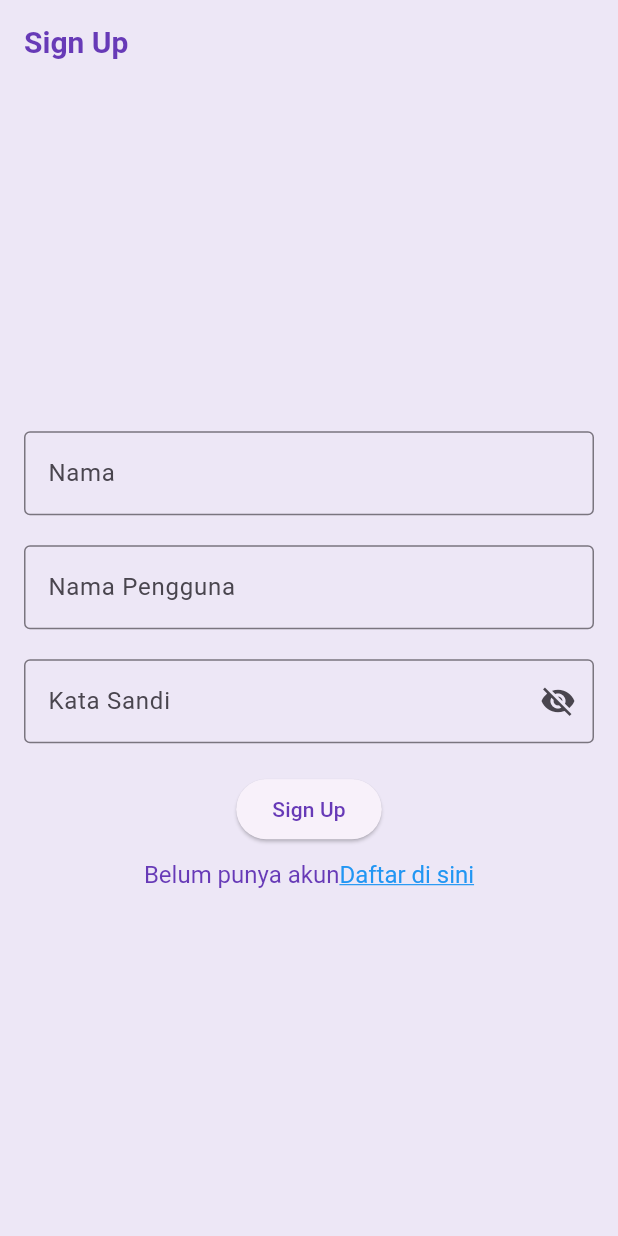
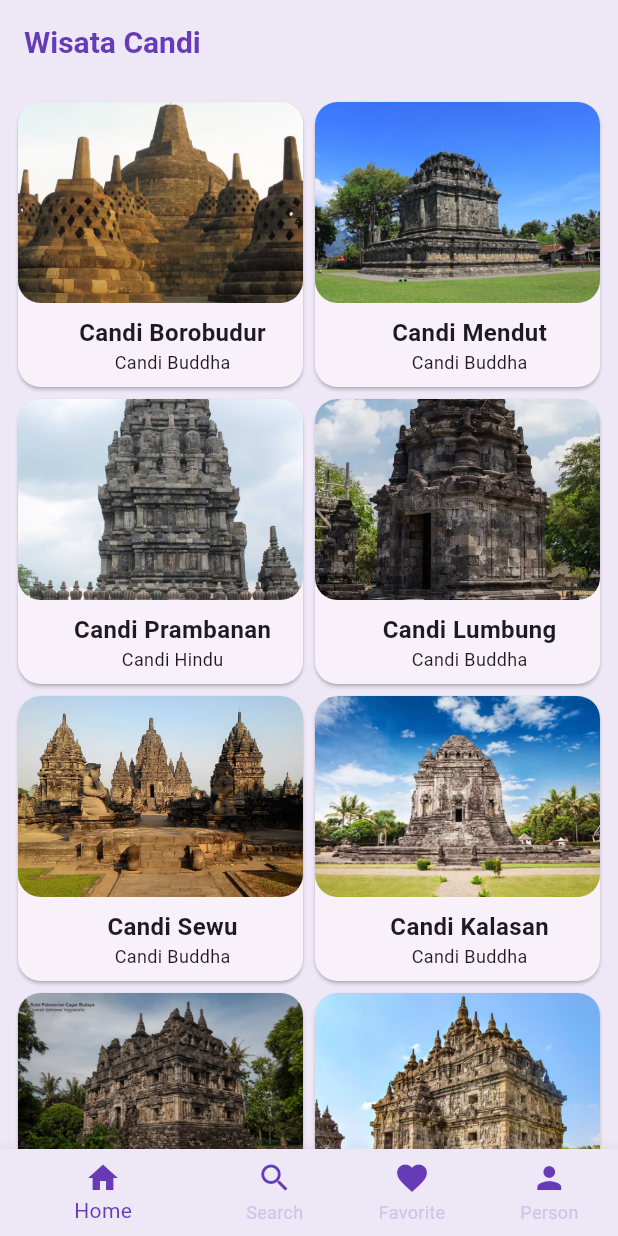
Before and after one commit to mich01s/wisata_candi_michael_sanjaya_budi_sugito, a Flutter app: the screen it shows after launch, on a phone screen of 412 x 824 dp. Run offline on Flutter 3.47's test engine with Material 3 defaults, Android fonts, the phone set to English and light mode, and no system bars.

Commit message:
Kamis 19

```diff
--- a/lib/main.dart
+++ b/lib/main.dart
@@ -3,7 +3,10 @@ import 'package:wisata_candi/screens/SignInScreen.dart';
 import 'package:wisata_candi/data/candi_data.dart';
 import 'package:wisata_candi/screens/SignUpScreen.dart';
 import 'package:wisata_candi/screens/detail_screen.dart';
+import 'package:wisata_candi/screens/favorite_screen.dart';
+import 'package:wisata_candi/screens/home_screen.dart';
 import 'package:wisata_candi/screens/profil_screen.dart';
+import 'package:wisata_candi/screens/search_screen.dart';
 
 void main() {
   runApp(const MainApp());
@@ -33,7 +36,78 @@ class MainApp extends StatelessWidget {
       // home: DetailScreen(candi: candiList[0],),
       // home: ProfileScreen(),
       // home: SignInScreen()
-      home: SignUpScreen()
+      // home: SignUpScreen()
+      // home: SearchScreen()
+      // home: const HomeScreen(),
+      home: MainScreen(),
+      initialRoute: '/',
+      routes: {
+        '/homescreen': (context) => const HomeScreen(),
+        '/signin':(context) => const SignInScreen(),
+        '/signup':(context) => const SignUpScreen()
+      },
     );
   }
 }
+
+
+class MainScreen extends StatefulWidget {
+  const new({super.key});
+
+  @override
+  State<MainScreen> createState() => _MainScreenState();
+}
+
+class _MainScreenState extends State<MainScreen> {
+  // TODO: 1. Deklarasikan variabel
+  int _currentIndex = 0;
+  final List<Widget> _children = [
+    HomeScreen(),
+    SearchScreen(),
+    FavoriteScreen(),
+    ProfileScreen()
+  ];
+  @override
+  Widget build(BuildContext context) {
+    return Scaffold(
+      // TODO: 2. Buat Properti body berupa widget yang ditampilkan
+      body: _children[_currentIndex],
+      // TODO: 3. Buat properti bottomNavigationBar dengan nilai Theme
+      bottomNavigationBar: Theme(
+        data: Theme.of(context).copyWith(canvasColor: Colors.deepPurple[50],),
+
+        child: BottomNavigationBar(
+          currentIndex: _currentIndex,
+          onTap: (index){
+            setState(() {
+              _currentIndex = index;
+            });
+          },
+          items: const [
+            BottomNavigationBarItem(
+              icon: Icon(Icons.home, color: Colors.deepPurple),
+              label: 'Home'
+
+            ),
+            BottomNavigationBarItem(
+              icon: Icon(Icons.search, color: Colors.deepPurple),
+              label: 'Search'
+            ),
+            BottomNavigationBarItem(
+              icon: Icon(Icons.favorite, color: Colors.deepPurple),
+              label: 'Favorite'
+            ),
+            BottomNavigationBarItem(
+              icon: Icon(Icons.person, color: Colors.deepPurple),
+              label: 'Person'
+            ),
+          ],
+          selectedItemColor: Colors.deepPurple,
+          unselectedItemColor: Colors.deepPurple[100],
+          showUnselectedLabels: true,
+        )
+      ),
+      // TODO: 4. Buat data dan child dari Theme
+    );
+  }
+}
--- a/lib/screens/detail_screen.dart
+++ b/lib/screens/detail_screen.dart
@@ -36,7 +36,9 @@ class DetailScreen extends StatelessWidget {
                       shape: BoxShape.circle,
                     ),
                     child: IconButton(
-                      onPressed: (){},
+                      onPressed: (){
+                        Navigator.pop(context);
+                      },
                       icon: const Icon(
                         Icons.arrow_back
                       )
--- /dev/null
+++ b/lib/screens/home_screen.dart
@@ -0,0 +1,35 @@
+import 'package:flutter/material.dart';
+import 'package:wisata_candi/data/candi_data.dart';
+import 'package:wisata_candi/models/candi.dart';
+import 'package:wisata_candi/widgets/item_card.dart';
+
+class HomeScreen extends StatefulWidget {
+  const new({super.key});
+
+  @override
+  State<HomeScreen> createState() => _HomeScreenState();
+}
+
+class _HomeScreenState extends State<HomeScreen> {
+
+  @override
+  Widget build(BuildContext context) {
+    return Scaffold(
+      // TODO: 1. Buat appbar dengan judul Wisata Candi
+      appBar: AppBar(
+        title: Text("Wisata Candi"),
+      ),
+      // TODO: 2. Buat body dengan GridView.builder
+      body: GridView.builder(
+        gridDelegate: SliverGridDelegateWithFixedCrossAxisCount(crossAxisCount: 2),
+        padding: EdgeInsets.all(8.0),
+        itemCount: candiList.length,
+        itemBuilder: (context,index){
+          Candi candi = candiList[index];
+          return ItemCard(candi: candi);
+        }
+      ),
+      // TODO: 3. Buat ItemCard sebagai return value dari GridView.builder
+    );
+  }
+}
--- /dev/null
+++ b/lib/widgets/item_card.dart
@@ -0,0 +1,66 @@
+import 'package:flutter/material.dart';
+import 'package:wisata_candi/models/candi.dart';
+import 'package:wisata_candi/screens/detail_screen.dart';
+
+class ItemCard extends StatelessWidget {
+  // TODO: 1. Deklarasikan variabel yang dibutuhkan dan pasang pada konstruktor
+  final Candi candi;
+  const ItemCard({super.key, required this.candi});
+
+  @override
+  Widget build(BuildContext context) {
+    // TODO: 6. Implementasi routing ke DetailScreen
+
+    return InkWell(
+      onTap:() {
+        Navigator.push(
+          context,
+          MaterialPageRoute(
+            builder: (context)=>DetailScreen(candi: candi)));
+      } ,
+      child: Card(
+        // TODO: 2. Tetapkan parameter shape, margin, dan elecation dari Cari
+        shape: RoundedRectangleBorder(borderRadius: BorderRadius.circular(15)),
+        margin: EdgeInsets.all(4),
+        elevation: 1,
+        child: Column(
+          children: [
+            // TODO: 3. Buat Image sebagai anak dari Column
+            Expanded(
+              // TODO: 7. Implementasi Hero animation
+
+              child: ClipRRect(
+                borderRadius: BorderRadius.circular(15),
+                child: Image.asset(
+                  candi.imageAsset,
+                  width: double.infinity,
+                  fit: BoxFit.cover),
+              ),
+            ),
+            // TODO: 4. Buat Text sebagai anak dari Column
+            Padding(
+              padding: EdgeInsets.only(left:  16, top: 8),
+              child: Text(
+                candi.name,
+                style: TextStyle(
+                  fontSize: 16,
+                  fontWeight: FontWeight.bold
+                ),
+              ),
+            ),
+            Padding(
+              padding: const EdgeInsets.only(left: 16, bottom: 8),
+              child: Text(
+                candi.type,
+                style: TextStyle(
+                  fontSize: 12
+                ),
+              ),
+            )
+            // TODO: 5. Buat Text sebagai anak dari Column
+          ],
+        ),
+      ),
+    );
+  }
+}
--- a/pubspec.yaml
+++ b/pubspec.yaml
@@ -11,6 +11,7 @@ dependencies:
     sdk: flutter
   cached_network_image: ^4.0.5
   cupertino_icons: ^2.0.0
+  shared_preferences: ^2.5.6
 
 dev_dependencies:
   flutter_test:
```
Also changed, not shown: lib/screens/SignUpScreen.dart (+24 -2 lines), lib/screens/favorite_screen.dart (added, +15 -0 lines), lib/screens/search_screen.dart (added, +105 -0 lines), pubspec.lock, 1 other file.
